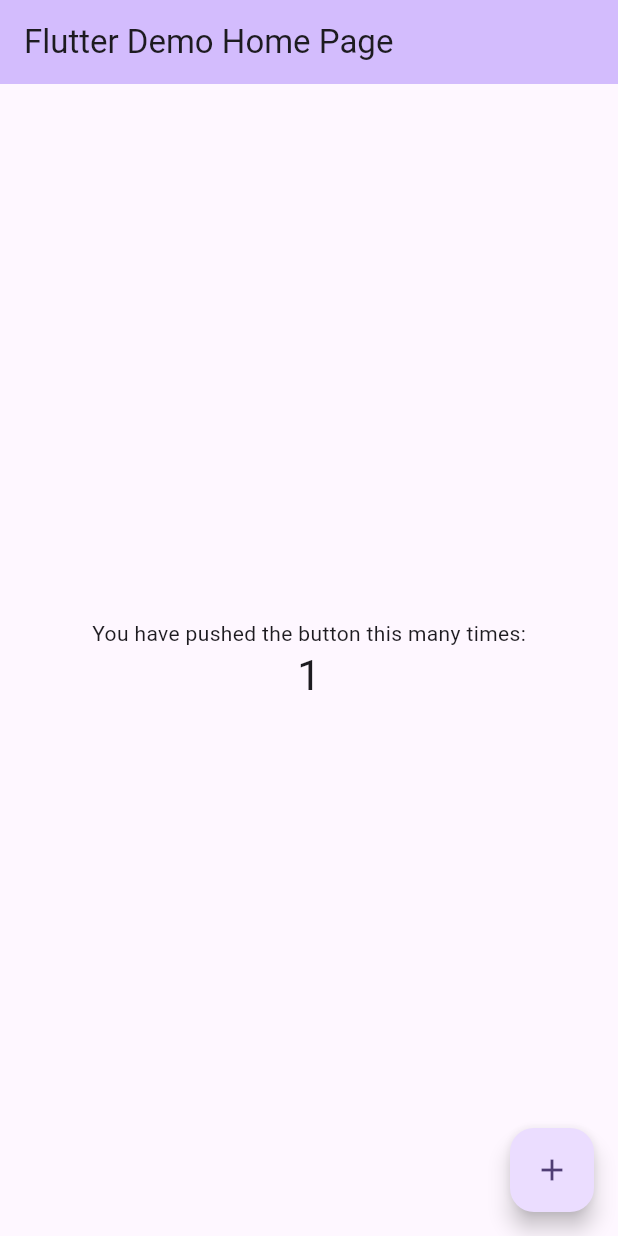
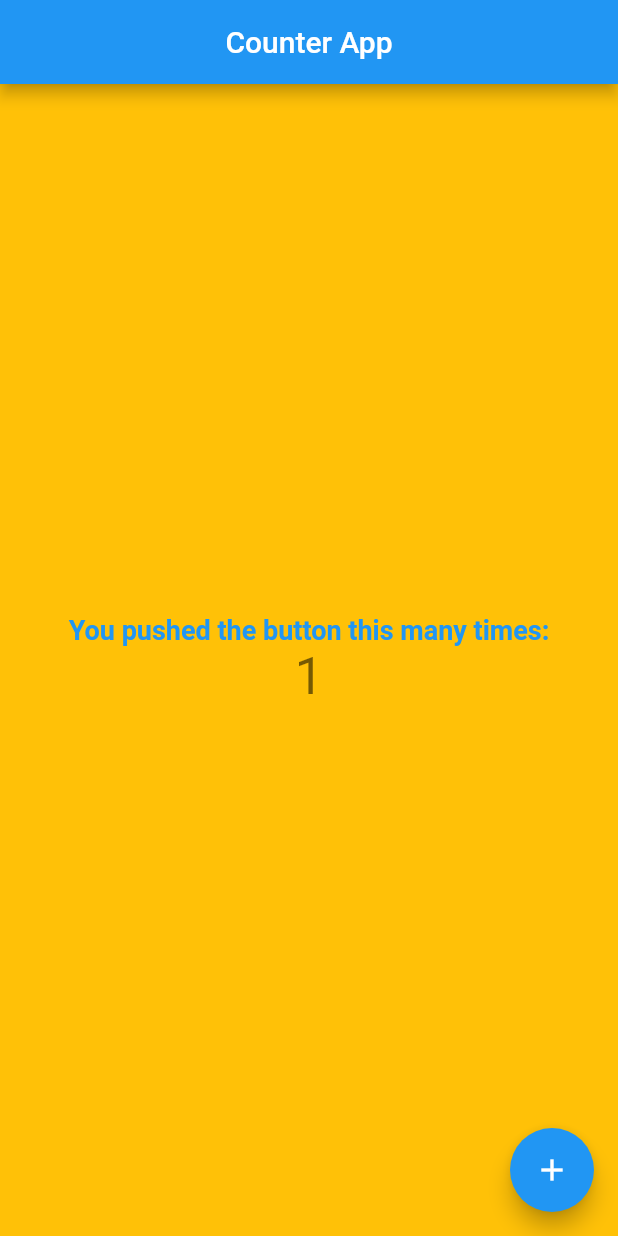
Before and after one commit to Balint90/counter_app, a Flutter app: the screen it shows after launch, after a tap on the "add" icon, on a phone screen of 412 x 824 dp. Run offline on Flutter 3.47's test engine with Material 2 defaults, Android fonts, the phone set to English and light mode, and no system bars.

Commit message:
done counter page

```diff
--- a/lib/main.dart
+++ b/lib/main.dart
@@ -1,4 +1,6 @@
 import 'package:flutter/material.dart';
+
+import 'pages/counter_page.dart';
 
 void main() {
   runApp(const MyApp());
@@ -7,119 +9,11 @@ void main() {
 class MyApp extends StatelessWidget {
   const MyApp({super.key});
 
-  // This widget is the root of your application.
   @override
   Widget build(BuildContext context) {
     return MaterialApp(
-      title: 'Flutter Demo',
-      theme: ThemeData(
-        // This is the theme of your application.
-        //
-        // TRY THIS: Try running your application with "flutter run". You'll see
-        // the application has a blue toolbar. Then, without quitting the app,
-        // try changing the seedColor in the colorScheme below to Colors.green
-        // and then invoke "hot reload" (save your changes or press the "hot
-        // reload" button in a Flutter-supported IDE, or press "r" if you used
-        // the command line to start the app).
-        //
-        // Notice that the counter didn't reset back to zero; the application
-        // state is not lost during the reload. To reset the state, use hot
-        // restart instead.
-        //
-        // This works for code too, not just values: Most code changes can be
-        // tested with just a hot reload.
-        colorScheme: ColorScheme.fromSeed(seedColor: Colors.deepPurple),
-        useMaterial3: true,
-      ),
-      home: const MyHomePage(title: 'Flutter Demo Home Page'),
+      debugShowCheckedModeBanner: false,
+      home: CounterPage(),
     );
   }
 }
-
-class MyHomePage extends StatefulWidget {
-  const MyHomePage({super.key, required this.title});
-
-  // This widget is the home page of your application. It is stateful, meaning
-  // that it has a State object (defined below) that contains fields that affect
-  // how it looks.
-
-  // This class is the configuration for the state. It holds the values (in this
-  // case the title) provided by the parent (in this case the App widget) and
-  // used by the build method of the State. Fields in a Widget subclass are
-  // always marked "final".
-
-  final String title;
-
-  @override
-  State<MyHomePage> createState() => _MyHomePageState();
-}
-
-class _MyHomePageState extends State<MyHomePage> {
-  int _counter = 0;
-
-  void _incrementCounter() {
-    setState(() {
-      // This call to setState tells the Flutter framework that something has
-      // changed in this State, which causes it to rerun the build method below
-      // so that the display can reflect the updated values. If we changed
-      // _counter without calling setState(), then the build method would not be
-      // called again, and so nothing would appear to happen.
-      _counter++;
-    });
-  }
-
-  @override
-  Widget build(BuildContext context) {
-    // This method is rerun every time setState is called, for instance as done
-    // by the _incrementCounter method above.
-    //
-    // The Flutter framework has been optimized to make rerunning build methods
-    // fast, so that you can just rebuild anything that needs updating rather
-    // than having to individually change instances of widgets.
-    return Scaffold(
-      appBar: AppBar(
-        // TRY THIS: Try changing the color here to a specific color (to
-        // Colors.amber, perhaps?) and trigger a hot reload to see the AppBar
-        // change color while the other colors stay the same.
-        backgroundColor: Theme.of(context).colorScheme.inversePrimary,
-        // Here we take the value from the MyHomePage object that was created by
-        // the App.build method, and use it to set our appbar title.
-        title: Text(widget.title),
-      ),
-      body: Center(
-        // Center is a layout widget. It takes a single child and positions it
-        // in the middle of the parent.
-        child: Column(
-          // Column is also a layout widget. It takes a list of children and
-          // arranges them vertically. By default, it sizes itself to fit its
-          // children horizontally, and tries to be as tall as its parent.
-          //
-          // Column has various properties to control how it sizes itself and
-          // how it positions its children. Here we use mainAxisAlignment to
-          // center the children vertically; the main axis here is the vertical
-          // axis because Columns are vertical (the cross axis would be
-          // horizontal).
-          //
-          // TRY THIS: Invoke "debug painting" (choose the "Toggle Debug Paint"
-          // action in the IDE, or press "p" in the console), to see the
-          // wireframe for each widget.
-          mainAxisAlignment: MainAxisAlignment.center,
-          children: <Widget>[
-            const Text(
-              'You have pushed the button this many times:',
-            ),
-            Text(
-              '$_counter',
-              style: Theme.of(context).textTheme.headlineMedium,
-            ),
-          ],
-        ),
-      ),
-      floatingActionButton: FloatingActionButton(
-        onPressed: _incrementCounter,
-        tooltip: 'Increment',
-        child: const Icon(Icons.add),
-      ), // This trailing comma makes auto-formatting nicer for build methods.
-    );
-  }
-}
--- /dev/null
+++ b/lib/pages/counter_page.dart
@@ -0,0 +1,55 @@
+import 'package:flutter/material.dart';
+
+class CounterPage extends StatefulWidget {
+  const CounterPage({super.key});
+
+  @override
+  State<CounterPage> createState() => _CounterPageState();
+}
+
+class _CounterPageState extends State<CounterPage> {
+  //variable
+  int _counter = 0;
+
+  //function
+  void _increment() {
+    setState(() {
+      _counter++;
+    });
+  }
+
+  //UI design
+  @override
+  Widget build(BuildContext context) {
+    return Scaffold(
+      appBar: AppBar(
+        backgroundColor: Colors.blue,
+        title: Center(child: Text("Counter App")),
+      ),
+      backgroundColor: Colors.amber,
+      body: Center(
+        child: Column(
+          mainAxisAlignment: MainAxisAlignment.center,
+          children: [
+            Text(
+              "You pushed the button this many times:",
+              style: TextStyle(
+                  color: Colors.blue,
+                  fontSize: 18,
+                  fontWeight: FontWeight.bold),
+            ),
+            Text(
+              '$_counter',
+              style: Theme.of(context).textTheme.headlineMedium,
+            ),
+          ],
+        ),
+      ),
+      floatingActionButton: FloatingActionButton(
+        onPressed: _increment,
+        tooltip: 'Icrement',
+        child: const Icon(Icons.add),
+      ),
+    );
+  }
+}
```
